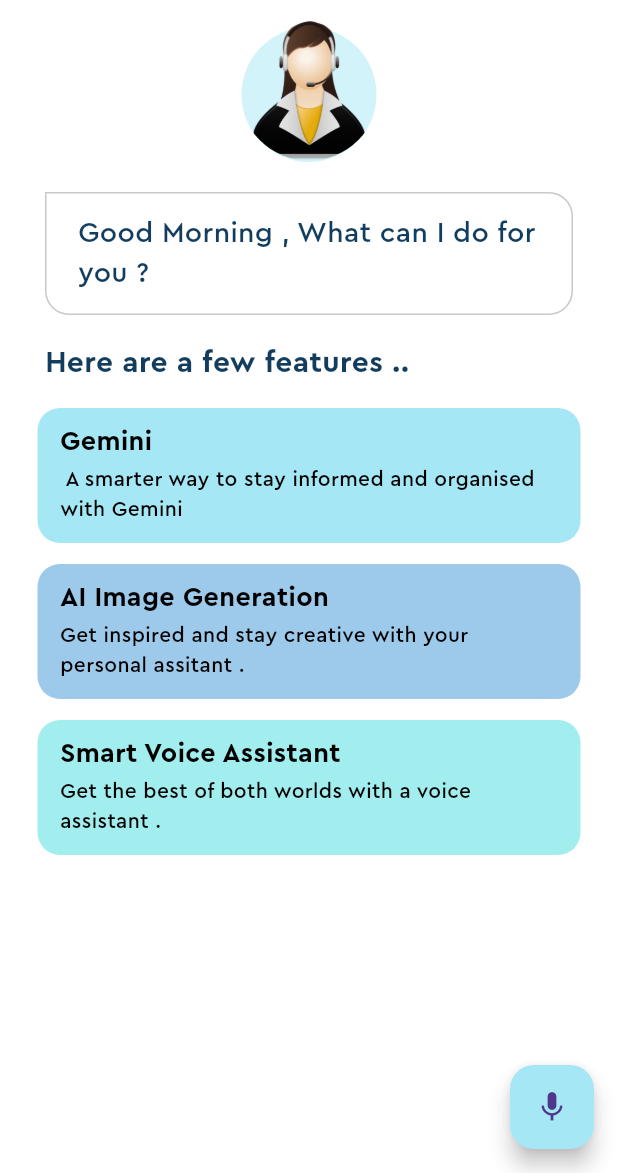
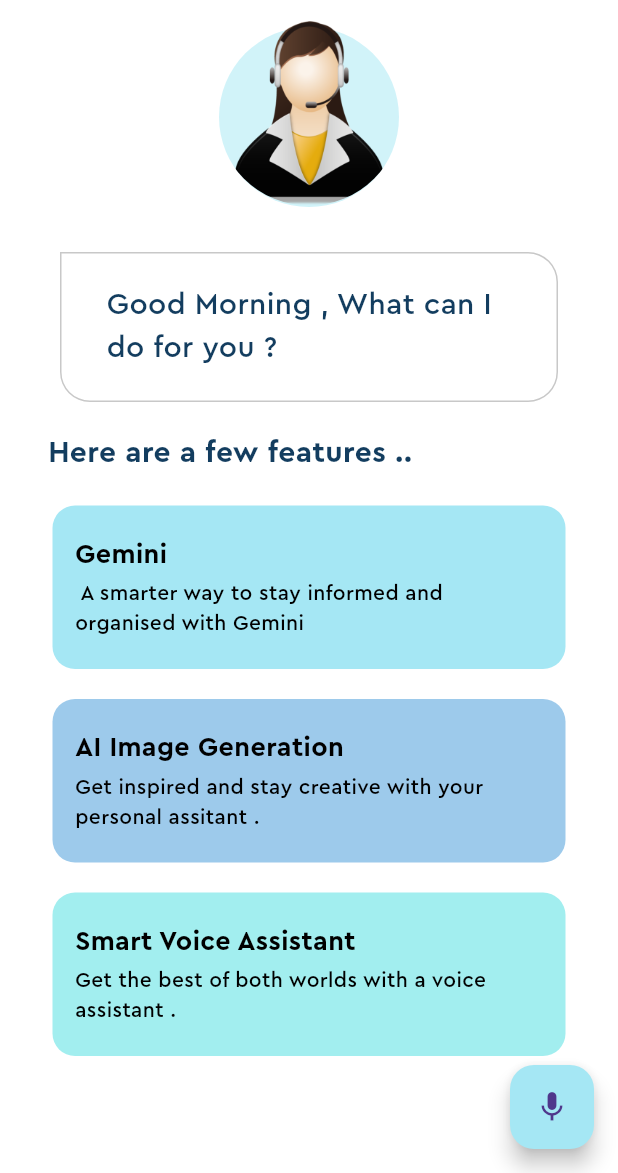
Before and after one commit to parth-n/Allen_assistantApp, a Flutter app: the screen it shows after launch, on a phone screen of 412 x 824 dp, the part 63-1236 px from its top. Run offline on Flutter 3.47's test engine with Material 3 defaults, Android fonts, the phone set to English and light mode, and no system bars.

Commit message:
original ui  configuration

```diff
--- a/lib/feature_box.dart
+++ b/lib/feature_box.dart
@@ -14,12 +14,12 @@ class FeatureBox extends StatelessWidget {
   @override
   Widget build(BuildContext context) {
     return Container(
-      margin: const EdgeInsets.symmetric(horizontal: 25, vertical: 7),
+      margin: const EdgeInsets.symmetric(horizontal: 35, vertical: 10),
       decoration: BoxDecoration(
           color: color,
           borderRadius: const BorderRadius.all(Radius.circular(15))),
       child: Padding(
-        padding: const EdgeInsets.only(top: 10, left: 15, bottom: 12),
+        padding: const EdgeInsets.only(top: 20, left: 15, bottom: 20),
         child: Column(
           children: [
             Align(
@@ -34,7 +34,7 @@ class FeatureBox extends StatelessWidget {
               ),
             ),
             const SizedBox(
-              height: 2,
+              height: 3,
             ),
             Padding(
               padding: const EdgeInsets.only(right: 20.0),
--- a/lib/home_page.dart
+++ b/lib/home_page.dart
@@ -20,15 +20,16 @@ class _HomepageState extends State<Homepage> {
         title: const Text('Allen'),
         centerTitle: true,
       ),
-      body: Column(
+      body: SingleChildScrollView(
+        child: Column(
           children: [
             //assistant image
             Stack(
               children: [
                 Center(
                   child: Container(
-                  height: 90,
-                  width: 90,
+                    height: 120,
+                    width: 120,
                     margin: const EdgeInsets.only(top: 4.0),
                     decoration: const BoxDecoration(
                         color: Pallete.assistantCircleColor,
@@ -36,7 +37,7 @@ class _HomepageState extends State<Homepage> {
                   ),
                 ),
                 Container(
-                  height: 93,
+                    height: 123,
                     decoration: const BoxDecoration(
                         shape: BoxShape.circle,
                         image: DecorationImage(
@@ -46,27 +47,27 @@ class _HomepageState extends State<Homepage> {
             ),
             //chat bubble
             Container(
-            padding: const EdgeInsets.symmetric(horizontal: 14, vertical: 6),
+              padding: const EdgeInsets.symmetric(horizontal: 20, vertical: 10),
               margin:
-                const EdgeInsets.symmetric(horizontal: 30).copyWith(top: 20),
+                  const EdgeInsets.symmetric(horizontal: 40).copyWith(top: 30),
               decoration: BoxDecoration(
                   border: Border.all(color: Pallete.borderColor),
                   borderRadius:
-                    BorderRadius.circular(16).copyWith(topLeft: Radius.zero)),
+                      BorderRadius.circular(20).copyWith(topLeft: Radius.zero)),
               child: const Padding(
-              padding: EdgeInsets.all(7.0),
+                padding: EdgeInsets.all(10.0),
                 child: Text(
                   'Good Morning , What can I do for you ?',
                   style: TextStyle(
                       color: Pallete.mainFontColor,
-                    fontSize: 19,
+                      fontSize: 20,
                       fontFamily: 'Cera Pro'),
                 ),
               ),
             ),
             Container(
               alignment: Alignment.centerLeft,
-            padding: const EdgeInsets.all(8),
+              padding: const EdgeInsets.all(10),
               margin: const EdgeInsets.only(top: 10, left: 22),
               child: const Text(
                 'Here are a few features ..',
@@ -100,6 +101,7 @@ class _HomepageState extends State<Homepage> {
             )
           ],
         ),
+      ),
       floatingActionButton: FloatingActionButton(
         backgroundColor: Pallete.firstSuggestionBoxColor,
         onPressed: () {},
```
Lines whose indentation alone changed are shown as unchanged.
